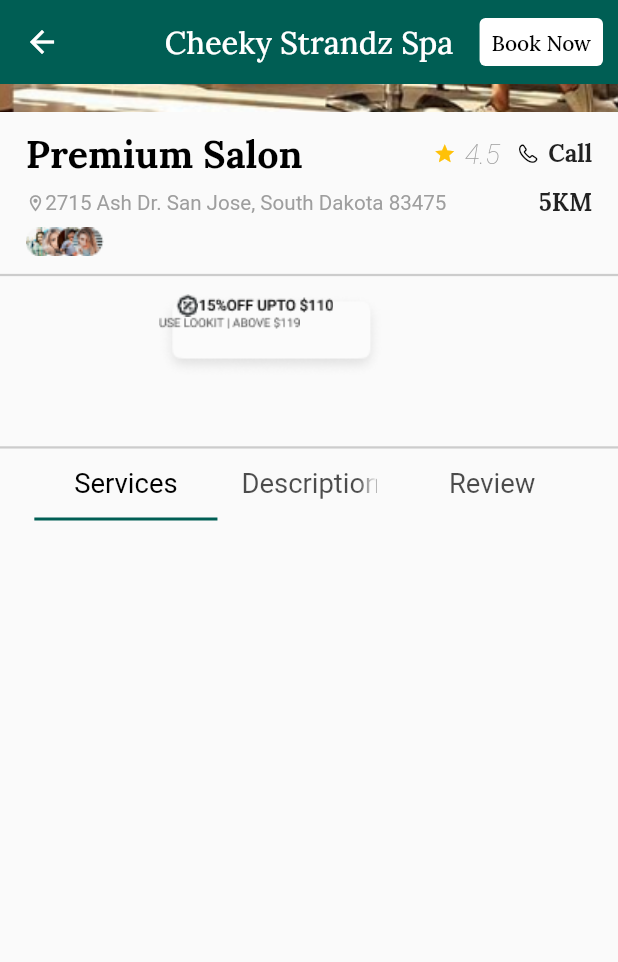
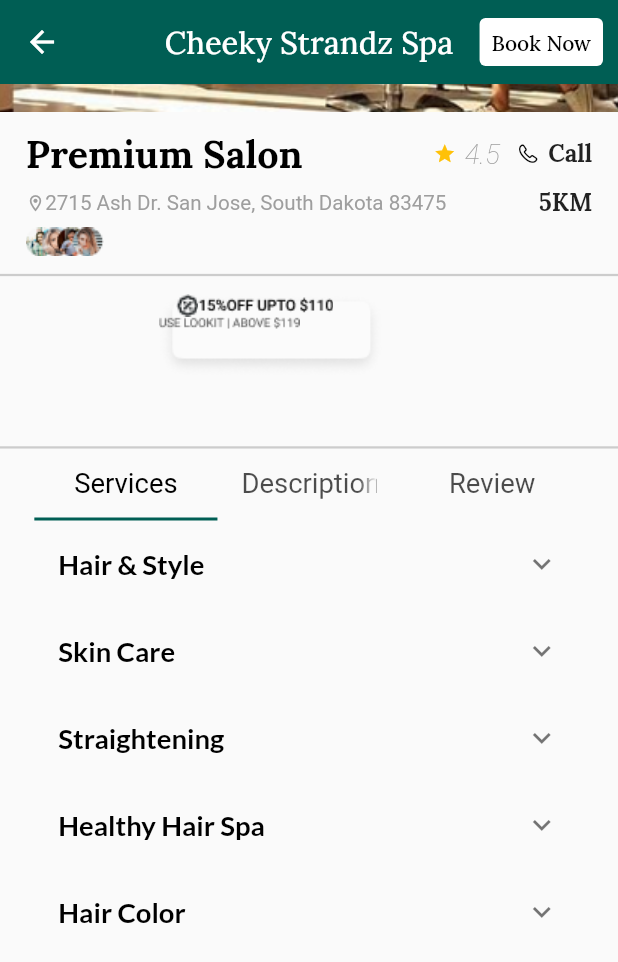
Before and after one commit to TheScriptRailoth/Hair-Haven, a Flutter app: the SalonPage screen opened directly, scrolled down 238 dp, on a phone screen of 412 x 824 dp. Shown: the top 962 px of the screen. Run offline on Flutter 3.47's test engine with Material 2 defaults, Android fonts, the phone set to English and light mode, and no system bars; our stand-ins replace flutter_rating_bar, flutter_screenutil, get, google_fonts, google_nav_bar, velocity_x.

Commit message:
HAIR-HAVEN: Added Services Expandable Drop Down
Signed-off-by: Ashutosh <am3718440@gmail.com>

```diff
--- a/lib/presentation/pages/salon_page.dart
+++ b/lib/presentation/pages/salon_page.dart
@@ -12,8 +12,126 @@
 }
 
 class _SalonPageState extends State<SalonPage> {
+
   @override
   Widget build(BuildContext context) {
+
+    List<String> titles = [
+      'Hair & Style',
+      'Skin Care',
+      'Straightening',
+      'Healthy Hair Spa',
+      'Hair Color',
+    ];
+    int selectedTileIndex = -1;
+    List<Widget Function()> contentBuilders = [
+          () => Column(
+        children: [
+          Container(
+            height: 1,
+            width: MediaQuery.sizeOf(context).width,
+            color: Colors.grey.withOpacity(0.5),
+          ),
+          Container(
+            height: 100.h,
+            width: MediaQuery.sizeOf(context).width,
+            child: Row(
+              mainAxisAlignment: MainAxisAlignment.spaceBetween,
+              crossAxisAlignment: CrossAxisAlignment.center,
+              children: [
+                Column(
+                  crossAxisAlignment: CrossAxisAlignment.start,
+                  mainAxisAlignment: MainAxisAlignment.center,
+                  children: [
+                    Text('Hair Cut with Blow Dry', style: GoogleFonts.lato(
+                      fontWeight: FontWeight.w700,
+                      fontSize: 12.sp
+                    ),),
+                    SizedBox(height: 5.h,),
+                    Text("Established in the year 2009, The Roose Parlour &\nSpa is a popular.",
+                    style: GoogleFonts.lato(
+                      color: Colors.grey,
+                      fontSize: 10.sp,
+                      fontWeight: FontWeight.w400
+                    ),),
+                    SizedBox(height: 5.h,),
+                    Text("\$65", style: GoogleFonts.lato(
+                      fontWeight: FontWeight.w700,
+                      fontSize: 16.sp,
+                    ),),
+
+                  ],
+                ),
+                Container(
+                  height: 81.h,
+                  width: 76.w,
+                  child: Image.asset('assets/images/hair_cut_and_blow.png'),
+                )
+              ],
+            ),
+          ),
+          Container(
+            height: 1,
+            width: MediaQuery.sizeOf(context).width,
+            color: Colors.grey.withOpacity(0.5),
+          ),
+          Container(
+            height: 100.h,
+            width: MediaQuery.sizeOf(context).width,
+            child: Row(
+              mainAxisAlignment: MainAxisAlignment.spaceBetween,
+              crossAxisAlignment: CrossAxisAlignment.center,
+              children: [
+                Column(
+                  crossAxisAlignment: CrossAxisAlignment.start,
+                  mainAxisAlignment: MainAxisAlignment.center,
+                  children: [
+                    Text('Hair Cut with Blow Dry', style: GoogleFonts.lato(
+                        fontWeight: FontWeight.w700,
+                        fontSize: 12.sp
+                    ),),
+                    SizedBox(height: 5.h,),
+                    Text("Established in the year 2009, The Roose Parlour &\nSpa is a popular.",
+                      style: GoogleFonts.lato(
+                          color: Colors.grey,
+                          fontSize: 10.sp,
+                          fontWeight: FontWeight.w400
+                      ),),
+                    SizedBox(height: 5.h,),
+                    Text("\$65", style: GoogleFonts.lato(
+                      fontWeight: FontWeight.w700,
+                      fontSize: 16.sp,
+                    ),),
+
+                  ],
+                ),
+                Container(
+                  height: 81.h,
+                  width: 76.w,
+                  child: Image.asset('assets/images/hair_cut_and_blow.png'),
+                )
+              ],
+            ),
+          ),
+        ],
+      ),
+          () => Column(
+        children: [
+          Text('Content for Item 2'),
+        ],
+      ),
+          () => Container(
+            child: Text("Content of itme 3"),
+      ),
+          () => Container(
+            child: Text("Content of itme 4"),
+      ),
+          () => Container(
+            child: Text("Content of itme 5"),
+      ),
+
+    ];
+
     return Scaffold(
       appBar: AppBar(
         elevation: 0.0,
@@ -185,14 +303,31 @@
                         height: 400.h,
                         child: TabBarView(
                           children: [
-                            SingleChildScrollView(
-                              scrollDirection: Axis.vertical,
-                              child: Column(
-                                children: [
-                                  SizedBox(height: 20.h,),
-                                ],
+                            ListView.builder(
+                                itemCount: titles.length,
+                                itemBuilder: (BuildContext context, int index) {
+                                  return ExpansionTile(
+                                    title: Text(titles[index], style: GoogleFonts.lato(
+                                      fontSize: 16.sp,
+                                      fontWeight: FontWeight.w700,
+                                      color: selectedTileIndex == index ? MyColors.primaryColor : Colors.black,
+                                      ),
+                                    ),
+                                    iconColor: MyColors.primaryColor,
+                                    onExpansionChanged: (bool isExpanded){
+                                      setState(() {
+                                        selectedTileIndex = isExpanded ? index : -1;
+                                      });
+                                    },
+                                    children: <Widget>[
+                                      Padding(
+                                        padding: EdgeInsets.symmetric(horizontal: 16.0),
+                                        child: contentBuilders[index](),
+                                      ),
+                                    ],
+                                  );
+                                },
                               ),
-                            ),
                             SingleChildScrollView(
                               scrollDirection: Axis.vertical,
                               child: Column(
```
Also changed, not shown: assets/images/hair_cut_and_blow.png (added).
